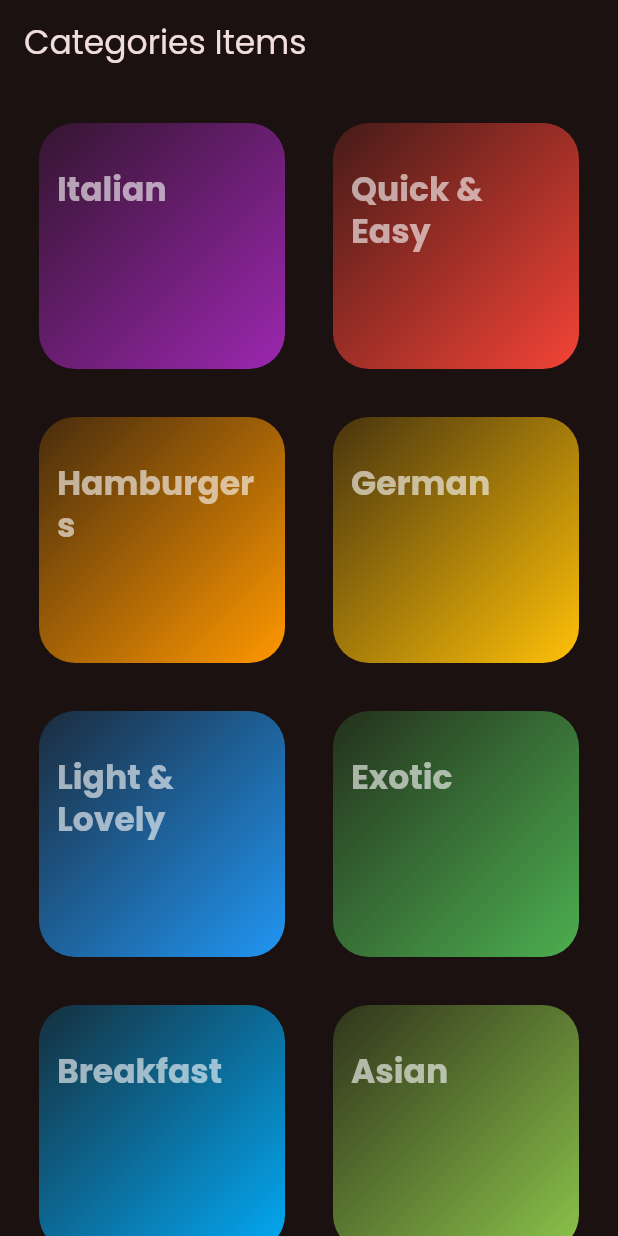
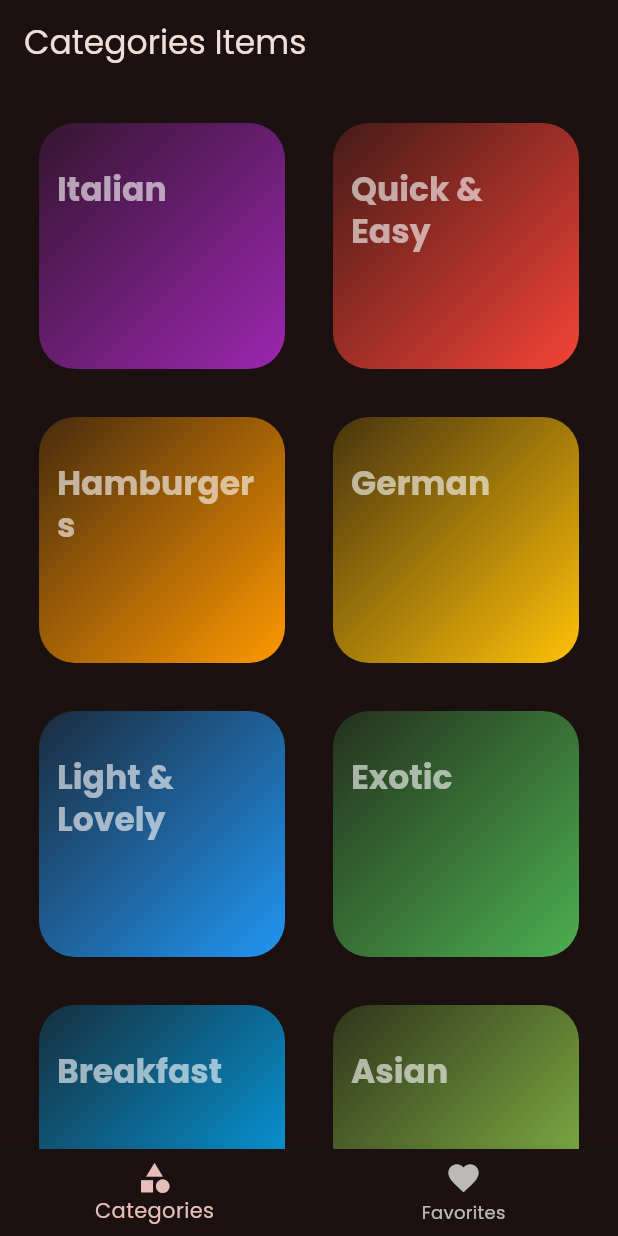
Before and after one commit to KeharSr/flutter_meals_app, a Flutter app: the screen it shows after launch, on a phone screen of 412 x 824 dp. Run offline on Flutter 3.47's test engine with Material 3 defaults, Android fonts, the phone set to English and light mode, and no system bars; our stand-ins replace google_fonts, transparent_image.

Commit message:
tab bar added

```diff
--- a/lib/app/app.dart
+++ b/lib/app/app.dart
@@ -3,6 +3,7 @@ import 'package:google_fonts/google_fonts.dart';
 import 'package:meals_app/data/category_data.dart';
 import 'package:meals_app/screens/categories_screen.dart';
 import 'package:meals_app/screens/meals_screen.dart';
+import 'package:meals_app/screens/tabs_screen.dart';
 
 class App extends StatelessWidget {
   const App({super.key});
@@ -10,7 +11,7 @@ class App extends StatelessWidget {
   @override
   Widget build(BuildContext context) {
     return MaterialApp(
-      home: const CategoriesScreen(),
+      home: const TabsScreen(),
       theme: ThemeData(
         textTheme: GoogleFonts.poppinsTextTheme(),
         colorScheme: ColorScheme.fromSeed(
--- a/lib/screens/categories_screen.dart
+++ b/lib/screens/categories_screen.dart
@@ -41,6 +41,7 @@ class CategoriesScreen extends StatelessWidget {
                 _selectedCategory(context, list);
               },
             );
+
           }),
         ],
       ),
--- /dev/null
+++ b/lib/screens/tabs_screen.dart
@@ -0,0 +1,45 @@
+import 'package:flutter/material.dart';
+import 'package:meals_app/screens/categories_screen.dart';
+import 'package:meals_app/screens/meals_screen.dart';
+
+class TabsScreen extends StatefulWidget {
+  const TabsScreen({super.key});
+
+  @override
+  State<TabsScreen> createState() => _TabsScreenState();
+}
+
+class _TabsScreenState extends State<TabsScreen> {
+  int selectedIndex = 0;
+
+  @override
+  Widget build(BuildContext context) {
+    Widget initialScreen = CategoriesScreen();
+
+    if (selectedIndex == 1) {
+      initialScreen = MealsScreen(meals: [], title: 'Favorites');
+    }
+
+    return Scaffold(
+      body: initialScreen,
+      bottomNavigationBar: BottomNavigationBar(
+        currentIndex: selectedIndex,
+        onTap: (int value) {
+          setState(() {
+            selectedIndex = value;
+          });
+        },
+        items: const <BottomNavigationBarItem>[
+          BottomNavigationBarItem(
+            icon: Icon(Icons.category),
+            label: 'Categories',
+          ),
+          BottomNavigationBarItem(
+            icon: Icon(Icons.favorite),
+            label: 'Favorites',
+          ),
+        ],
+      ),
+    );
+  }
+}
```
